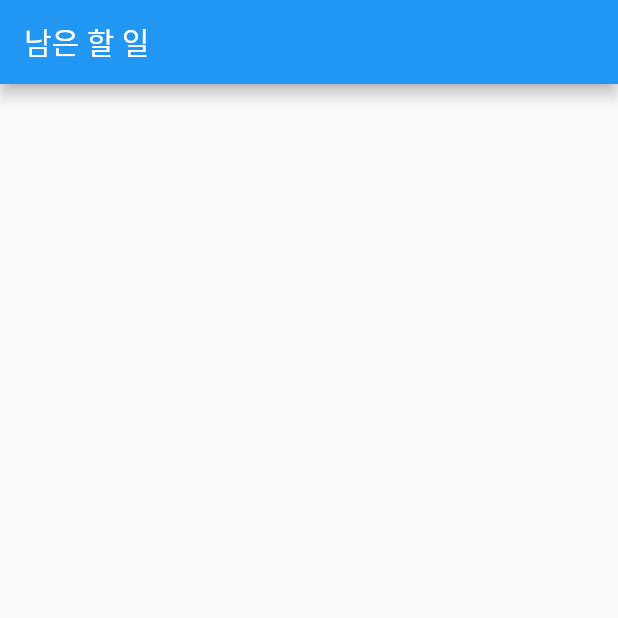
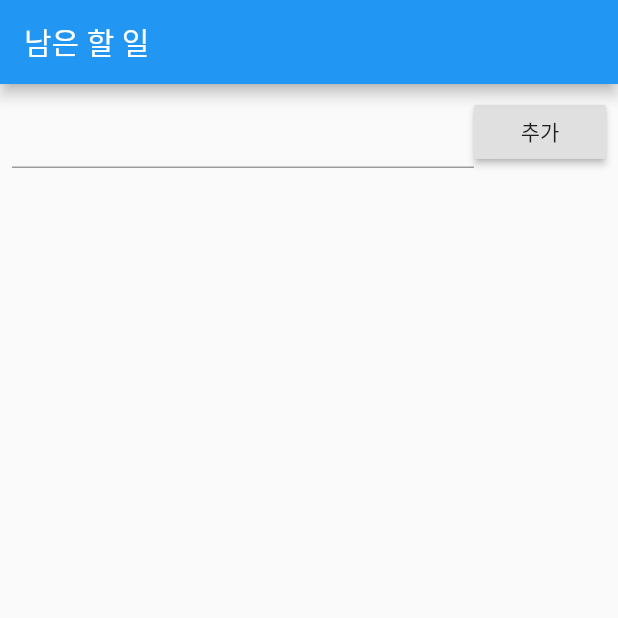
Before and after one commit to kdu0136/flutter-project, a Flutter app: the screen it shows after launch, on a phone screen of 412 x 824 dp, the top half of it. Run offline on Flutter 3.47's test engine with Material 2 defaults, Android fonts, the phone set to English and light mode, and no system bars; our stand-ins replace carousel_slider.

```diff
--- a/flutter_task/flutter_task/lib/todoMain.dart
+++ b/flutter_task/flutter_task/lib/todoMain.dart
@@ -1,4 +1,6 @@
 import 'package:flutter/material.dart';
+
+import './todo.dart';
 
 class TodoMain extends StatefulWidget {
   @override
@@ -6,13 +8,88 @@ class TodoMain extends StatefulWidget {
 }
 
 class _TodoMainState extends State<TodoMain> {
+  final _todoList = <Todo>[]; // 할 일 리스트
+  var _todoController = TextEditingController();
+
+  @override
+  void dispose() {
+    _todoController.dispose();
+    super.dispose();
+  }
+
   @override
   Widget build(BuildContext context) {
     return Scaffold(
       appBar: AppBar(
         title: Text('남은 할 일'),
       ),
-      body: Container(),
+      body: Padding(
+        padding: const EdgeInsets.all(8.0),
+        child: Column(
+          children: <Widget>[
+            Row(
+              children: <Widget>[
+                Expanded(
+                  child: TextField(
+                    controller: _todoController,
+                  ),
+                ),
+                RaisedButton(
+                  child: Text('추가'),
+                  onPressed: () => _addTodo(Todo(title: _todoController.text)),
+                )
+              ],
+            ),
+            Expanded(
+              child: ListView(
+                children: _todoList
+                    .map((todo) => _buildTodoItemWidget(todo))
+                    .toList(),
+              ),
+            )
+          ],
+        ),
+      ),
     );
   }
+
+  // 할 일 객체를 ListTile 형태로 변경하는 메서드
+  Widget _buildTodoItemWidget(Todo todo) {
+    return ListTile(
+      onTap: () => _toggleTodo(todo),
+      title: Text(todo.title,
+          style: todo.isDone
+              ? TextStyle(
+                  decoration: TextDecoration.lineThrough,
+                  fontStyle: FontStyle.italic,
+                )
+              : null),
+      trailing: IconButton(
+        icon: Icon(Icons.delete_forever),
+        onPressed: () => _deleteTodo(todo),
+      ),
+    );
+  }
+
+  // 할 일 추가 메서드
+  _addTodo(Todo todo) {
+    setState(() {
+      _todoList.add(todo);
+      _todoController.text = '';
+    });
+  }
+
+  // 할 일 삭제 메서드
+  _deleteTodo(Todo todo) {
+    setState(() {
+      _todoList.remove(todo);
+    });
+  }
+
+  // 할 일 완료/미완료 메서드
+  _toggleTodo(Todo todo) {
+    setState(() {
+      todo.isDone = !todo.isDone;
+    });
+  }
 }
--- a/flutter_task/flutter_task/pubspec.yaml
+++ b/flutter_task/flutter_task/pubspec.yaml
@@ -23,6 +23,8 @@ environment:
 dependencies:
   flutter:
     sdk: flutter
+  firebase_core: ^0.4.5 # add dependency for Firebase Core
+  cloud_firestore: ^0.13.6 # add dependency for Fire Store
 
 
   # The following adds the Cupertino Icons font to your application.
```
Also changed, not shown: flutter_task/flutter_task/pubspec.lock, 10 other files.
